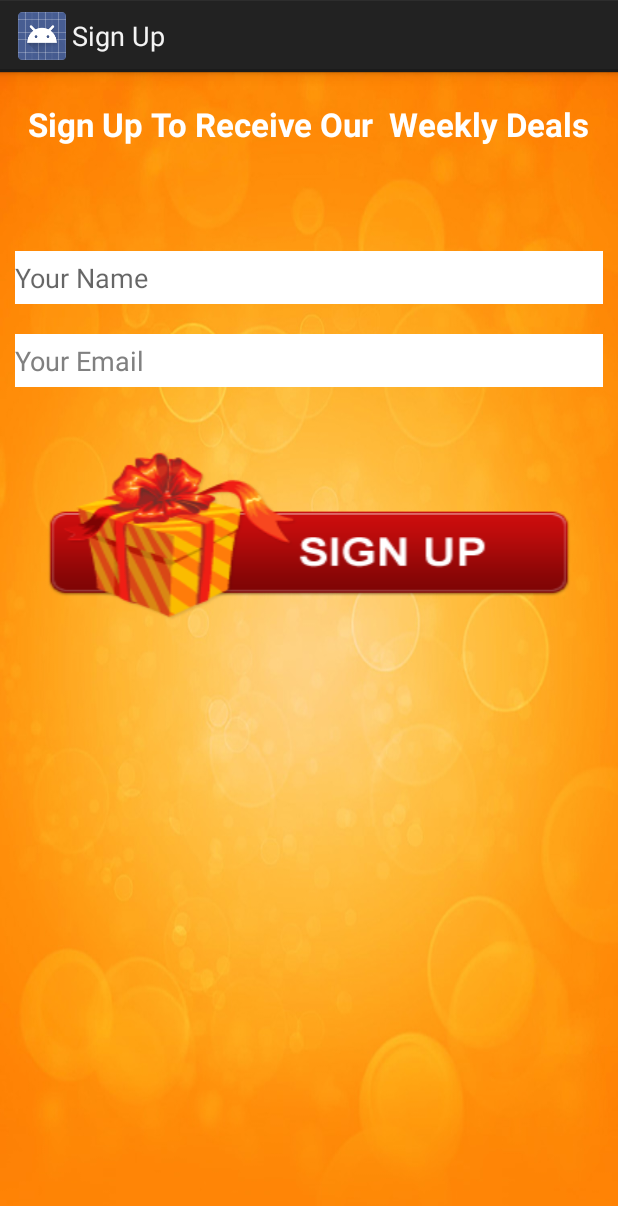
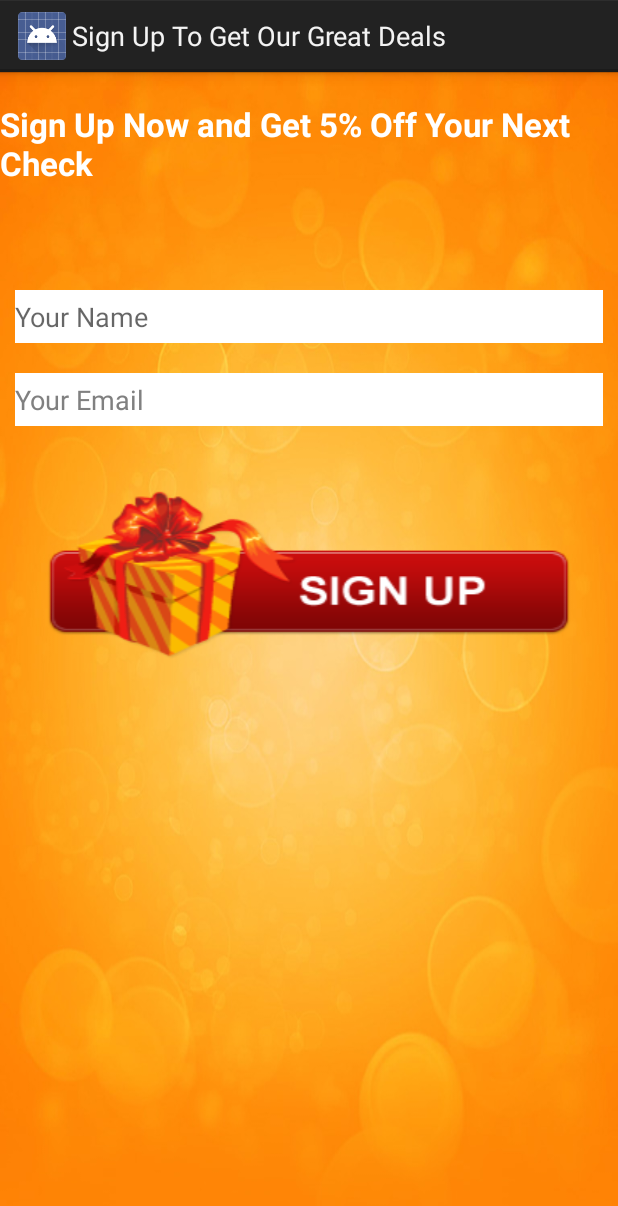
Before and after one commit to joeberger/MyRestaurantMobile, an Android app: the screen it shows after launch (SignupActivity), after a tap on "Please Enter Your Email", on a phone screen of 412 x 824 dp. Shown: the top 1206 px of the screen. Run offline under Robolectric (Android 15) with nearby library versions, the phone set to English and light mode, and no system bars; 2 statements that could not run were skipped.

Commit message:
minor changes

```diff
--- a/app/build.gradle
+++ b/app/build.gradle
@@ -5,7 +5,7 @@ android {
     buildToolsVersion "20.0.0"
     defaultConfig {
         applicationId "net.myrestaurantmobile.android"
-        minSdkVersion 19
+        minSdkVersion 17
         targetSdkVersion 19
         versionCode 1
         versionName "1.0"
--- a/app/src/main/java/net/myrestaurantmobile/android/WelcomeActivity.java
+++ b/app/src/main/java/net/myrestaurantmobile/android/WelcomeActivity.java
@@ -157,8 +157,8 @@ public class WelcomeActivity extends Activity {
             Intent i = new Intent();
             i.setComponent(new ComponentName("net.myrestaurantmobile.android", "net.myrestaurantmobile.android.SignupActivity"));
             i.setAction("android.intent.action.MAIN");
-            i.addCategory("android.intent.category.LAUNCHER");
-            i.addCategory("android.intent.category.DEFAULT");
+            //i.addCategory("android.intent.category.LAUNCHER");
+            //i.addCategory("android.intent.category.DEFAULT");
             v.getContext().startActivity(i);
         }
     };
--- a/app/src/main/res/layout/activity_signup.xml
+++ b/app/src/main/res/layout/activity_signup.xml
@@ -4,7 +4,7 @@
     android:layout_height="match_parent"
     android:gravity="center_horizontal"
     android:orientation="vertical"
-    tools:context="net.myrestaurantmobile.android.SignupActivity">
+    tools:context=".SignupActivity">
     <!--android:theme="@style/AppTheme">-->
 
     <ImageView
@@ -42,7 +42,7 @@
                     android:layout_width="wrap_content"
                     android:layout_height="wrap_content"
                     android:textAppearance="?android:attr/textAppearanceLarge"
-                    android:text="Sign Up To Receive Our  Weekly Deals"
+                    android:text="Sign Up Now and Get 5% Off Your Next Check"
                     android:id="@+id/textView"
                     android:layout_gravity="center_horizontal"
                     android:paddingBottom="60dp"
--- a/app/src/main/res/values/strings_activity_signup.xml
+++ b/app/src/main/res/values/strings_activity_signup.xml
@@ -1,5 +1,5 @@
 <resources>
-        <string name="title_activity_signup">Sign Up</string>
+        <string name="title_activity_signup">Sign Up To Get Our Great Deals</string>
 
     <!-- Strings related to login -->
     <string name="prompt_email">Email</string>
```
Also changed, not shown: app/src/main/res/drawable/cook-thankyou.gif (added), app/src/main/res/drawable/little-cook-animatted.gif (added).
